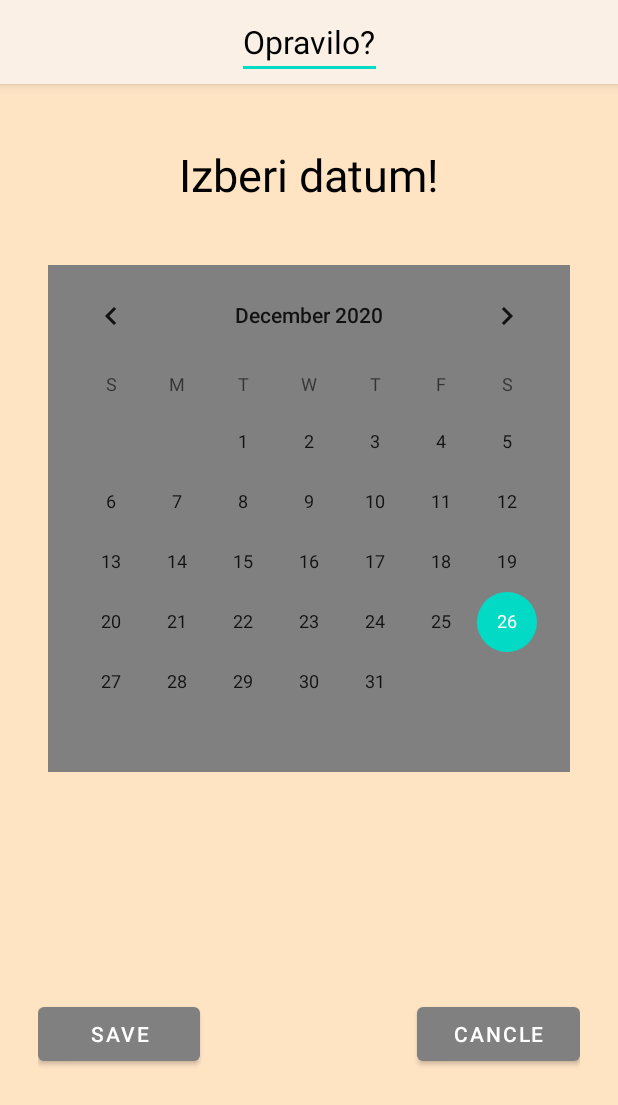
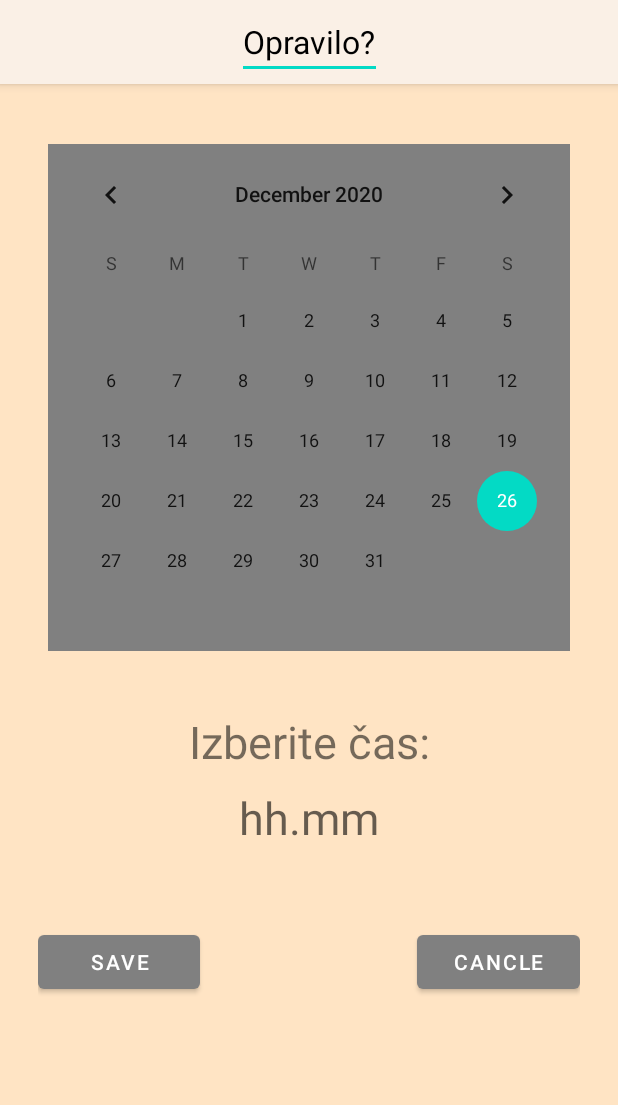
Before and after one commit to jurck222/Checkbox, an Android app: the screen it shows after launch (DetailsActivity), after a tap on an icon or button, on a phone screen of 412 x 824 dp. Shown: the top 1105 px of the screen. Run offline under Robolectric (Android 15) with nearby library versions, the phone set to English and light mode, and no system bars; our stand-ins replace Room's generated code.

Commit message:
Initial Commit

```diff
--- a/app/src/main/java/com/example/checkbox/DetailsActivity.java
+++ b/app/src/main/java/com/example/checkbox/DetailsActivity.java
@@ -5,6 +5,7 @@ import androidx.appcompat.app.AppCompatActivity;
 import androidx.appcompat.widget.Toolbar;
 
 import android.app.DatePickerDialog;
+import android.app.TimePickerDialog;
 import android.os.Bundle;
 import android.text.Editable;
 import android.text.TextWatcher;
@@ -18,11 +19,16 @@ import android.widget.CheckBox;
 import android.widget.DatePicker;
 import android.widget.EditText;
 import android.widget.TextView;
+import android.widget.TimePicker;
+import android.widget.Toast;
 
 import com.example.checkbox.Persistance.Repository;
 import com.example.checkbox.checkbox.checkbox;
 
+import java.text.DateFormat;
+import java.text.SimpleDateFormat;
 import java.util.Calendar;
+import java.util.Date;
 
 public class DetailsActivity extends AppCompatActivity implements
         View.OnClickListener
@@ -30,11 +36,13 @@ public class DetailsActivity extends AppCompatActivity implements
     private static final String TAG = "DetailsActivity";
     //ui
     private EditText mEditTitle;
-    private TextView dateText;
+    private TextView izberiCas,izpisiCas;
     CalendarView calendarView;
     private Button mAdd;
     private Button mCancle;
     //vars
+    int ura,min;
+    String mCas;
     private String datum;
     private boolean mIsNewCheck;
     private checkbox mInitialCheckbox;
@@ -44,7 +52,8 @@ public class DetailsActivity extends AppCompatActivity implements
         super.onCreate(savedInstanceState);
         setContentView(R.layout.activity_details);
         mEditTitle = findViewById(R.id.edittitleid);
-        dateText = findViewById(R.id.texthello);
+        izberiCas= findViewById(R.id.cas);
+        izpisiCas=findViewById(R.id.izbranicas);
         calendarView = (CalendarView) findViewById(R.id.koledar);
         mAdd = findViewById(R.id.add);
         mCancle = findViewById(R.id.cancle);
@@ -56,7 +65,7 @@ public class DetailsActivity extends AppCompatActivity implements
                 String mesec = fromNumberToMonth(month + 1);
                 String date = (dayOfMonth + "." + mesec + " " + year);
                 datum = date;
-                dateText.setText(date);
+
             }
         });
         if (getIncomingIntent()) {
@@ -68,6 +77,7 @@ public class DetailsActivity extends AppCompatActivity implements
     public void setListeners() {
         mAdd.setOnClickListener(this);
         mCancle.setOnClickListener(this);
+        izberiCas.setOnClickListener(this);
     }
     public boolean getIncomingIntent() {
         if (getIntent().hasExtra("selected_checkbox")) {
@@ -95,16 +105,18 @@ public class DetailsActivity extends AppCompatActivity implements
     private void ButtonSave() {
         mInitialCheckbox.setNaslov(mEditTitle.getText().toString());
         mInitialCheckbox.setDatumKonca(datum);
+        mInitialCheckbox.setCas(mCas);
         saveChanges();
     }
     private void setCheckProperties() {
         mEditTitle.setText(mInitialCheckbox.getNaslov());
-        dateText.setText(mInitialCheckbox.getDatumKonca());
+
     }
     private void setNewCheckProperties() {
 
         mInitialCheckbox = new checkbox();
         mInitialCheckbox.setDatumKonca(datum);
+        mInitialCheckbox.setCas(mCas);
 
     }
     private String fromNumberToMonth(int month) {
@@ -163,6 +175,28 @@ public class DetailsActivity extends AppCompatActivity implements
                 finish();
                 break;
             }
+            case R.id.cas:{
+                Calendar calendar=Calendar.getInstance();
+                ura=calendar.get(Calendar.HOUR_OF_DAY);
+                min=calendar.get(Calendar.MINUTE);
+                TimePickerDialog timePickerDialog=new TimePickerDialog(DetailsActivity.this, new TimePickerDialog.OnTimeSetListener() {
+                    @Override
+                    public void onTimeSet(TimePicker view, int hourOfDay, int minute) {
+                        ura=hourOfDay;
+                        min=minute;
+                        if(min<10){
+                            mCas=ura+":0"+min;
+                        }
+                        else{
+                            mCas= ura+":"+min;
+                        }
+
+                        izpisiCas.setText(mCas);
+                    }
+                },ura,min,false);
+                timePickerDialog.show();
+
+            }
         }
     }
 }
--- a/app/src/main/java/com/example/checkbox/Persistance/Database.java
+++ b/app/src/main/java/com/example/checkbox/Persistance/Database.java
@@ -2,22 +2,32 @@ package com.example.checkbox.Persistance;
 
 import android.content.Context;
 
+import androidx.annotation.NonNull;
 import androidx.room.Room;
 import androidx.room.RoomDatabase;
+import androidx.room.migration.Migration;
+import androidx.sqlite.db.SupportSQLiteDatabase;
 
 import com.example.checkbox.checkbox.checkbox;
 
-@androidx.room.Database(entities = {checkbox.class}, version =1)
+@androidx.room.Database(entities = {checkbox.class}, version =2)
 public abstract class Database extends RoomDatabase {
     public static final String DATABASE_NAME="checkbox";
     private static Database instance;
+    static Migration migration=new Migration(1,2) {
+        @Override
+        public void migrate(@NonNull SupportSQLiteDatabase database) {
+            database.execSQL("ALTER TABLE 'checkboxes' ADD COLUMN 'Cas' TEXT  DEFAULT null");
+        }
+    };
     static Database getInstance(final Context context){
         if(instance == null){
             instance = Room.databaseBuilder(
                     context.getApplicationContext(),
                     Database.class,
                     DATABASE_NAME
-            ).build();
+            ).addMigrations(migration)
+                    .build();
         }
         return instance;
     }
--- a/app/src/main/java/com/example/checkbox/adapter/CheckboxRecyclerAdapter.java
+++ b/app/src/main/java/com/example/checkbox/adapter/CheckboxRecyclerAdapter.java
@@ -35,6 +35,7 @@ public class CheckboxRecyclerAdapter extends RecyclerView.Adapter<CheckboxRecycl
     public void onBindViewHolder(@NonNull ViewHolder holder, int position) {
         holder.koncnicas.setText(mCheckboxes.get(position).getDatumKonca());
         holder.naslov.setText(mCheckboxes.get(position).getNaslov());
+        holder.caszakj.setText((mCheckboxes.get(position).getCas()));
     }
 
     @Override
@@ -43,7 +44,7 @@ public class CheckboxRecyclerAdapter extends RecyclerView.Adapter<CheckboxRecycl
     }
 
     public class ViewHolder extends RecyclerView.ViewHolder implements View.OnClickListener {
-        private TextView naslov, koncnicas;
+        private TextView naslov, koncnicas,caszakj;
         private CheckBox check;
         OnCheckListener onCheckListener;
 
@@ -52,6 +53,7 @@ public class CheckboxRecyclerAdapter extends RecyclerView.Adapter<CheckboxRecycl
             naslov=itemView.findViewById(R.id.checktitle);
             koncnicas=itemView.findViewById(R.id.caskonca);
             check=itemView.findViewById(R.id.checkmark);
+            caszakj=itemView.findViewById(R.id.caszaklj);
             itemView.setOnClickListener(this);
         }
 
--- a/app/src/main/res/layout/activity_details.xml
+++ b/app/src/main/res/layout/activity_details.xml
@@ -38,16 +38,7 @@
     </com.google.android.material.appbar.AppBarLayout>
 
 
-    <TextView
-        android:layout_marginTop="40dp"
-        android:id="@+id/texthello"
-        android:layout_width="wrap_content"
-        android:layout_height="wrap_content"
-        android:layout_gravity="center_horizontal"
-        android:text="Izberi datum!"
-        android:textColor="@color/black"
-        android:textSize="30sp">
-    </TextView>
+
     <LinearLayout
         android:background="@color/Gray"
         android:layout_width="wrap_content"
@@ -67,13 +58,35 @@
             >
         </CalendarView>
     </LinearLayout>
+
+    <TextView
+        android:layout_width="match_parent"
+        android:layout_height="wrap_content"
+        android:text="Izberite čas:"
+        android:textSize="30dp"
+        android:id="@+id/cas"
+        android:gravity="center_horizontal"/>
+    <View
+        android:layout_width="match_parent"
+        android:layout_height="10dp"></View>
+    <TextView
+        android:layout_width="match_parent"
+        android:layout_height="wrap_content"
+        android:textColor="@color/black"
+        android:hint="hh.mm"
+        android:textSize="30dp"
+        android:id="@+id/izbranicas"
+        android:gravity="center_horizontal"/>
+
+
     <LinearLayout
         android:layout_width="match_parent"
-        android:layout_height="wrap_content"
-        android:weightSum="100"
+        android:layout_height="152dp"
         android:layout_marginLeft="25dp"
         android:layout_marginRight="25dp"
-        android:gravity="center_vertical">
+        android:gravity="center_vertical"
+        android:weightSum="100">
+
         <Button
             android:id="@+id/add"
             android:layout_width="0dp"
@@ -84,12 +97,14 @@
             app:backgroundTint="@color/Gray">
 
         </Button>
+
         <View
             android:layout_width="0dp"
             android:layout_height="wrap_content"
             android:layout_weight="40">
 
         </View>
+
         <Button
             android:id="@+id/cancle"
             android:layout_width="0dp"
```
Also changed, not shown: app/src/main/java/com/example/checkbox/checkbox/checkbox.java (+14 -1 lines), app/src/main/res/layout/layout_checkbox_list_item.xml (+17 -9 lines), 1 other file.
